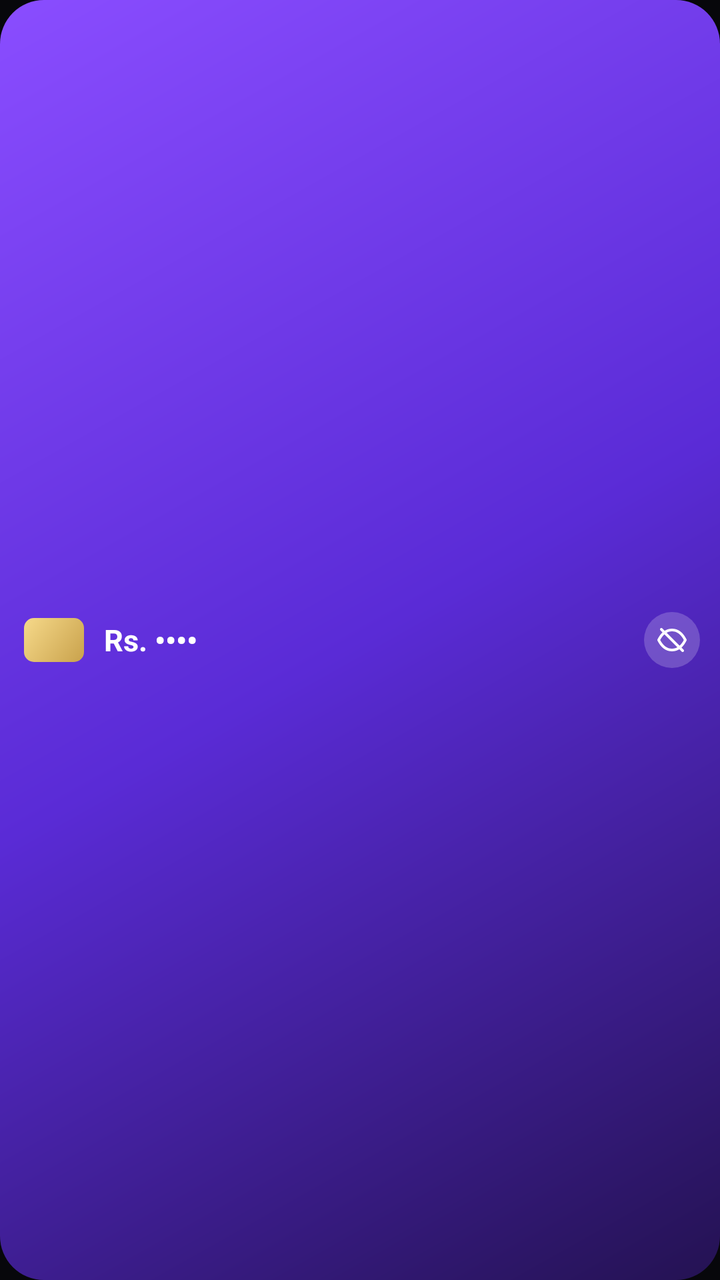
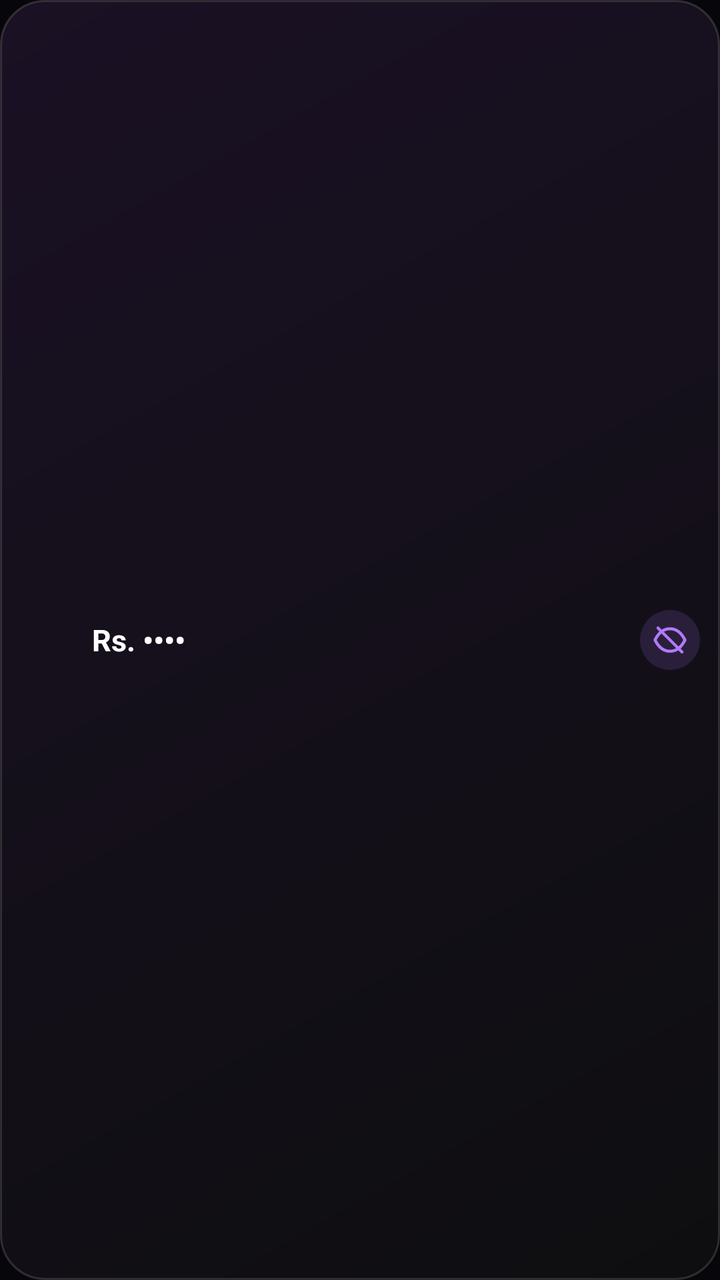

Compare the two renders of this Android layout. The source of the first and the diff that turns it into the second are given below.
<!-- AndroidManifest.xml: application theme AppTheme -->
<!-- res/layout/widget_balances_short.xml -->
<?xml version="1.0" encoding="utf-8"?>
<LinearLayout xmlns:android="http://schemas.android.com/apk/res/android"
    android:id="@+id/w_body" android:layout_width="match_parent" android:layout_height="match_parent"
    android:orientation="horizontal" android:gravity="center_vertical" android:paddingStart="12dp" android:paddingEnd="10dp"
    android:paddingTop="6dp" android:paddingBottom="6dp" android:background="@drawable/widget_card_bg">
    <FrameLayout android:layout_width="30dp" android:layout_height="22dp" android:background="@drawable/widget_card_chip" />
    <LinearLayout android:layout_width="0dp" android:layout_height="wrap_content" android:layout_weight="1" android:layout_marginStart="10dp" android:orientation="vertical">
        <TextView android:id="@+id/w_title" android:layout_width="match_parent" android:layout_height="wrap_content"
            android:textColor="#D9FFFFFF" android:textSize="10sp" android:maxLines="1" android:ellipsize="end" />
        <TextView android:id="@+id/w_total" android:layout_width="match_parent" android:layout_height="wrap_content"
            android:text="Rs. ••••" android:textColor="#FFFFFF" android:textSize="15sp" android:textStyle="bold" android:maxLines="1" android:ellipsize="end" />
        <TextView android:id="@+id/w_sub" android:layout_width="match_parent" android:layout_height="wrap_content"
            android:textColor="#D9FFFFFF" android:textSize="10sp" android:maxLines="1" android:ellipsize="end" />
    </LinearLayout>
    <ImageView android:id="@+id/w_eye" android:layout_width="28dp" android:layout_height="28dp" android:layout_marginStart="6dp" android:padding="6dp"
        android:background="@drawable/widget_eye_light_bg" android:src="@drawable/ic_widget_eye_off" android:tint="#FFFFFF" android:contentDescription="Show amounts" />
</LinearLayout>
<!-- resources referenced by this layout -->
<resources>
  <!-- drawable ic_widget_eye_off (drawable) -->
  <vector xmlns:android="http://schemas.android.com/apk/res/android" android:width="24dp" android:height="24dp" android:viewportWidth="24" android:viewportHeight="24">
      <path android:strokeColor="#B17AFF" android:strokeWidth="2" android:strokeLineCap="round" android:strokeLineJoin="round" android:fillColor="#00000000"
          android:pathData="M2,12C4.5,7 8,4.5 12,4.5S19.5,7 22,12C19.5,17 16,19.5 12,19.5S4.5,17 2,12Z" />
      <path android:strokeColor="#B17AFF" android:strokeWidth="2" android:strokeLineCap="round" android:fillColor="#00000000" android:pathData="M4,4L20,20" />
  </vector>
  <!-- drawable widget_card_bg (drawable) -->
  <?xml version="1.0" encoding="utf-8"?>
  <shape xmlns:android="http://schemas.android.com/apk/res/android" android:shape="rectangle">
      <gradient android:angle="315" android:startColor="#FF8A4DFF" android:centerColor="#FF5A2BD6" android:endColor="#FF241252" />
      <corners android:radius="22dp" />
  </shape>
  <!-- drawable widget_card_chip (drawable) -->
  <?xml version="1.0" encoding="utf-8"?>
  <shape xmlns:android="http://schemas.android.com/apk/res/android" android:shape="rectangle">
      <gradient android:angle="315" android:startColor="#FFF6D98A" android:endColor="#FFC9A24C" />
      <corners android:radius="5dp" />
  </shape>
  <!-- drawable widget_eye_light_bg (drawable) -->
  <?xml version="1.0" encoding="utf-8"?>
  <shape xmlns:android="http://schemas.android.com/apk/res/android" android:shape="oval">
      <solid android:color="#33FFFFFF" />
  </shape>
  <style name="AppTheme" parent="Theme.AppCompat.DayNight.NoActionBar">
          <item name="colorPrimary">@color/vela_bg</item>
          <item name="colorPrimaryDark">@color/vela_bg</item>
          <item name="colorAccent">@color/vela_violet</item>
          <item name="android:statusBarColor">@color/vela_bg</item>
          <item name="android:navigationBarColor">@color/vela_bg</item>
          <item name="android:windowBackground">@color/vela_bg</item>
      </style>
  <color name="vela_bg">#07070B</color>
  <color name="vela_violet">#A07BFF</color>
</resources>

<!-- the commit's change to res/layout/widget_balances_short.xml (unified diff, before → after) -->
@@ -2,16 +2,16 @@
 <LinearLayout xmlns:android="http://schemas.android.com/apk/res/android"
     android:id="@+id/w_body" android:layout_width="match_parent" android:layout_height="match_parent"
     android:orientation="horizontal" android:gravity="center_vertical" android:paddingStart="12dp" android:paddingEnd="10dp"
-    android:paddingTop="6dp" android:paddingBottom="6dp" android:background="@drawable/widget_card_bg">
-    <FrameLayout android:layout_width="30dp" android:layout_height="22dp" android:background="@drawable/widget_card_chip" />
+    android:paddingTop="6dp" android:paddingBottom="6dp" android:background="@drawable/widget_bg">
+    <ImageView android:layout_width="24dp" android:layout_height="24dp" android:src="@mipmap/ic_launcher_round" android:contentDescription="@null" />
     <LinearLayout android:layout_width="0dp" android:layout_height="wrap_content" android:layout_weight="1" android:layout_marginStart="10dp" android:orientation="vertical">
         <TextView android:id="@+id/w_title" android:layout_width="match_parent" android:layout_height="wrap_content"
-            android:textColor="#D9FFFFFF" android:textSize="10sp" android:maxLines="1" android:ellipsize="end" />
+            android:textColor="#A8A8AA" android:textSize="10sp" android:maxLines="1" android:ellipsize="end" />
         <TextView android:id="@+id/w_total" android:layout_width="match_parent" android:layout_height="wrap_content"
             android:text="Rs. ••••" android:textColor="#FFFFFF" android:textSize="15sp" android:textStyle="bold" android:maxLines="1" android:ellipsize="end" />
         <TextView android:id="@+id/w_sub" android:layout_width="match_parent" android:layout_height="wrap_content"
-            android:textColor="#D9FFFFFF" android:textSize="10sp" android:maxLines="1" android:ellipsize="end" />
+            android:textColor="#7D7D82" android:textSize="10sp" android:maxLines="1" android:ellipsize="end" />
     </LinearLayout>
-    <ImageView android:id="@+id/w_eye" android:layout_width="28dp" android:layout_height="28dp" android:layout_marginStart="6dp" android:padding="6dp"
-        android:background="@drawable/widget_eye_light_bg" android:src="@drawable/ic_widget_eye_off" android:tint="#FFFFFF" android:contentDescription="Show amounts" />
+    <ImageView android:id="@+id/w_eye" android:layout_width="30dp" android:layout_height="30dp" android:layout_marginStart="6dp" android:padding="6dp"
+        android:background="@drawable/widget_eye_bg" android:src="@drawable/ic_widget_eye_off" android:contentDescription="Show amounts" />
 </LinearLayout>
<!-- resource entries referenced after the edit -->
@@ -6,23 +6,28 @@
           android:pathData="M2,12C4.5,7 8,4.5 12,4.5S19.5,7 22,12C19.5,17 16,19.5 12,19.5S4.5,17 2,12Z" />
       <path android:strokeColor="#B17AFF" android:strokeWidth="2" android:strokeLineCap="round" android:fillColor="#00000000" android:pathData="M4,4L20,20" />
   </vector>
-  <!-- drawable widget_card_bg (drawable) -->
+  <!-- drawable widget_bg (drawable) -->
   <?xml version="1.0" encoding="utf-8"?>
   <shape xmlns:android="http://schemas.android.com/apk/res/android" android:shape="rectangle">
-      <gradient android:angle="315" android:startColor="#FF8A4DFF" android:centerColor="#FF5A2BD6" android:endColor="#FF241252" />
+      <gradient android:angle="315" android:startColor="#FF1A1124" android:endColor="#FF0E0E10" />
       <corners android:radius="22dp" />
+      <stroke android:width="1dp" android:color="#24FFFFFF" />
   </shape>
-  <!-- drawable widget_card_chip (drawable) -->
-  <?xml version="1.0" encoding="utf-8"?>
-  <shape xmlns:android="http://schemas.android.com/apk/res/android" android:shape="rectangle">
-      <gradient android:angle="315" android:startColor="#FFF6D98A" android:endColor="#FFC9A24C" />
-      <corners android:radius="5dp" />
-  </shape>
-  <!-- drawable widget_eye_light_bg (drawable) -->
+  <!-- drawable widget_eye_bg (drawable) -->
   <?xml version="1.0" encoding="utf-8"?>
   <shape xmlns:android="http://schemas.android.com/apk/res/android" android:shape="oval">
-      <solid android:color="#33FFFFFF" />
+      <solid android:color="#26B17AFF" />
   </shape>
+  <!-- mipmap ic_launcher_round (mipmap-anydpi-v26) -->
+  <?xml version="1.0" encoding="utf-8"?>
+  <adaptive-icon xmlns:android="http://schemas.android.com/apk/res/android">
+      <background>
+          <inset android:drawable="@mipmap/ic_launcher_background" android:inset="16.7%" />
+      </background>
+      <foreground>
+          <inset android:drawable="@mipmap/ic_launcher_foreground" android:inset="16.7%" />
+      </foreground>
+  </adaptive-icon>
   <style name="AppTheme" parent="Theme.AppCompat.DayNight.NoActionBar">
           <item name="colorPrimary">@color/vela_bg</item>
           <item name="colorPrimaryDark">@color/vela_bg</item>
